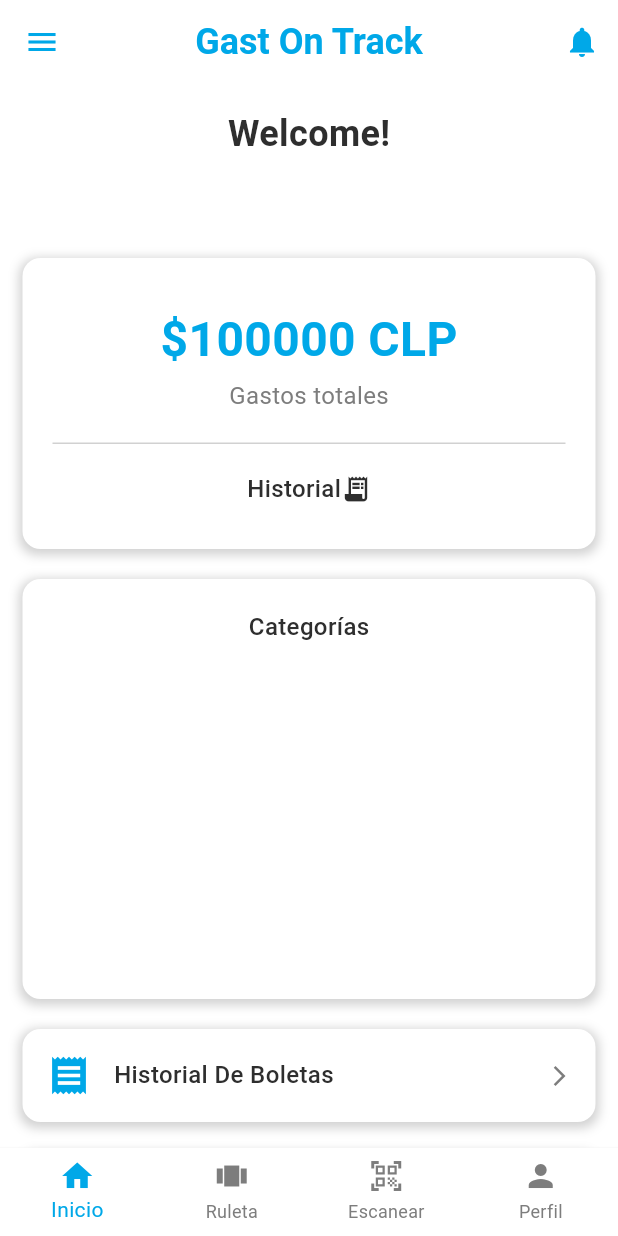
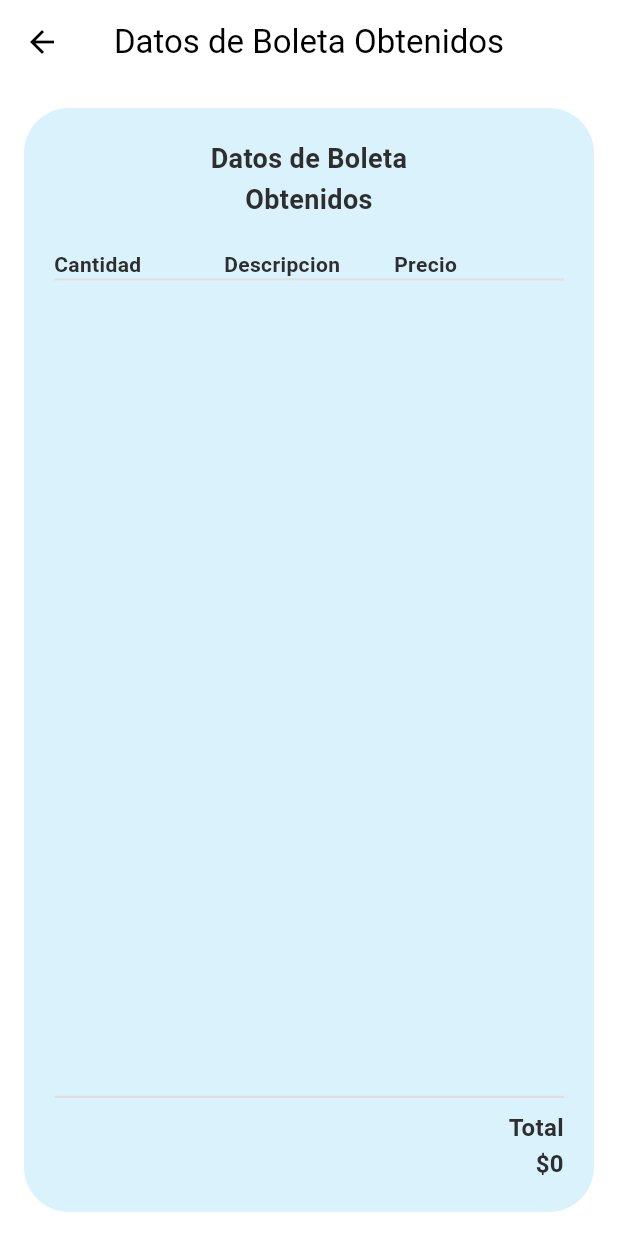
Before and after one commit to Kururo201846/GastOnTrack, a Flutter app: the screen it shows once a user with an empty profile is signed in, after a tap on "Historial De Boletas", on a phone screen of 412 x 824 dp. Run offline on Flutter 3.47's test engine with Material 3 defaults, Android fonts, the phone set to English and light mode, and no system bars; our stand-ins replace cloud_firestore, firebase_auth, firebase_core, shared_preferences; accounts and stored records are empty.

Commit message:
Historial de Boletas

```diff
--- a/lib/main.dart
+++ b/lib/main.dart
@@ -22,7 +22,7 @@ class MainApp extends StatelessWidget {
     return MaterialApp(
       title: 'Gast On Track',
       debugShowCheckedModeBanner: false,
-      theme:AppTheme.lightTheme,
+      theme: AppTheme.lightTheme,
       home: const AuthWrapper(),
       routes: {
         '/login': (context) => const LoginScreen(),
--- a/lib/screens/home/home_screen.dart
+++ b/lib/screens/home/home_screen.dart
@@ -6,6 +6,7 @@ import 'package:gast_on_track/themes/app_theme.dart';
 import 'package:gast_on_track/screens/profile/profile_screen.dart';
 import 'package:gast_on_track/cards/home_cards.dart';
 import 'package:gast_on_track/screens/scanner/scanner_screen.dart';
+import 'package:gast_on_track/screens/manual/invoice_history_screen.dart';
 import 'package:gast_on_track/screens/manual/manual_invoice_screen.dart';
 
 
@@ -222,7 +223,13 @@ class _HomeContentState extends State<HomeContent> {
           ActionCard(
             icon: Icons.receipt,
             title: 'Historial De Boletas',
-            onPressed: () {},
+            onPressed: () {
+
+              Navigator.push(
+                context,
+                MaterialPageRoute(builder: (context) => const InvoiceHistoryScreen()),
+              );
+            },
           ),
           const SizedBox(height: 20),
           ActionCard(
--- /dev/null
+++ b/lib/screens/manual/invoice_history_screen.dart
@@ -0,0 +1,154 @@
+import 'package:cloud_firestore/cloud_firestore.dart';
+import 'package:firebase_auth/firebase_auth.dart';
+import 'package:flutter/material.dart';
+import 'package:gast_on_track/themes/app_theme.dart';
+
+class InvoiceHistoryScreen extends StatelessWidget {
+  const InvoiceHistoryScreen({super.key});
+
+  Future<List<Map<String, dynamic>>> _getUserInvoices() async {
+    final user = FirebaseAuth.instance.currentUser;
+    if (user == null) return [];
+
+    final query =
+        await FirebaseFirestore.instance
+            .collection('boletas')
+            .where('uid', isEqualTo: user.uid)
+            .get();
+
+    return query.docs.map((doc) => doc.data()).toList();
+  }
+
+  @override
+  Widget build(BuildContext context) {
+    return Scaffold(
+      backgroundColor: AppTheme.cream,
+      appBar: AppBar(
+        title: const Text(
+          'Datos de Boleta Obtenidos',
+          style: TextStyle(color: Colors.black),
+        ),
+        backgroundColor: AppTheme.white,
+        elevation: 0,
+        iconTheme: const IconThemeData(color: Colors.black),
+      ),
+      body: FutureBuilder<List<Map<String, dynamic>>>(
+        future: _getUserInvoices(),
+        builder: (context, snapshot) {
+          if (snapshot.connectionState == ConnectionState.waiting) {
+            return const Center(child: CircularProgressIndicator());
+          }
+
+          final data = snapshot.data ?? [];
+          double total = 0.0;
+
+          for (var item in data) {
+            final precio =
+                double.tryParse(
+                  item['precio'].toString().replaceAll(RegExp(r'[^0-9.]'), ''),
+                ) ??
+                0.0;
+            total += precio;
+          }
+
+          return Padding(
+            padding: const EdgeInsets.all(16.0),
+            child: Container(
+              width: double.infinity,
+              constraints: const BoxConstraints(minHeight: 600),
+              decoration: BoxDecoration(
+                color: AppTheme.primaryBlue.withOpacity(0.15),
+                borderRadius: BorderRadius.circular(30),
+              ),
+              child: Stack(
+                children: [
+                  Padding(
+                    padding: const EdgeInsets.fromLTRB(20, 20, 20, 80),
+                    child: Column(
+                      crossAxisAlignment: CrossAxisAlignment.stretch,
+                      children: [
+                        const Center(
+                          child: Text(
+                            'Datos de Boleta\nObtenidos',
+                            style: TextStyle(
+                              fontWeight: FontWeight.bold,
+                              fontSize: 18,
+                            ),
+                            textAlign: TextAlign.center,
+                          ),
+                        ),
+                        const SizedBox(height: 20),
+                        Row(
+                          mainAxisAlignment: MainAxisAlignment.spaceBetween,
+                          children: const [
+                            Expanded(
+                              child: Text(
+                                'Cantidad',
+                                style: TextStyle(fontWeight: FontWeight.bold),
+                              ),
+                            ),
+                            Expanded(
+                              child: Text(
+                                'Descripcion',
+                                style: TextStyle(fontWeight: FontWeight.bold),
+                              ),
+                            ),
+                            Expanded(
+                              child: Text(
+                                'Precio',
+                                style: TextStyle(fontWeight: FontWeight.bold),
+                              ),
+                            ),
+                          ],
+                        ),
+                        const Divider(thickness: 1.5),
+                        const SizedBox(height: 8),
+                        ...data.map((item) {
+                          return Padding(
+                            padding: const EdgeInsets.symmetric(vertical: 8.0),
+                            child: Row(
+                              mainAxisAlignment: MainAxisAlignment.spaceBetween,
+                              children: [
+                                Expanded(
+                                  child: Text(item['cantidad'].toString()),
+                                ),
+                                Expanded(
+                                  child: Text(item['descripcion'].toString()),
+                                ),
+                                Expanded(child: Text('\$${item['precio']}')),
+                              ],
+                            ),
+                          );
+                        }).toList(),
+                      ],
+                    ),
+                  ),
+                  Positioned(
+                    bottom: 20,
+                    right: 20,
+                    left: 20,
+                    child: Column(
+                      crossAxisAlignment: CrossAxisAlignment.end,
+                      children: [
+                        const Divider(thickness: 1.5),
+                        const SizedBox(height: 8),
+                        Text(
+                          'Total\n\$${total.toStringAsFixed(0)}',
+                          style: const TextStyle(
+                            fontWeight: FontWeight.bold,
+                            fontSize: 16,
+                          ),
+                          textAlign: TextAlign.right,
+                        ),
+                      ],
+                    ),
+                  ),
+                ],
+              ),
+            ),
+          );
+        },
+      ),
+    );
+  }
+}
```
